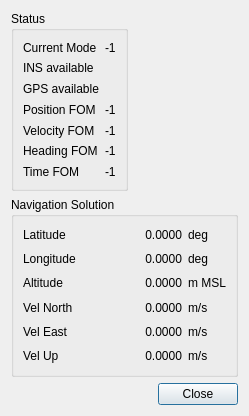
Qt form src/hcrgui/HcrGuiCmigitsStatusDialog.ui (NCAR/HCR_instrument) before a commit.
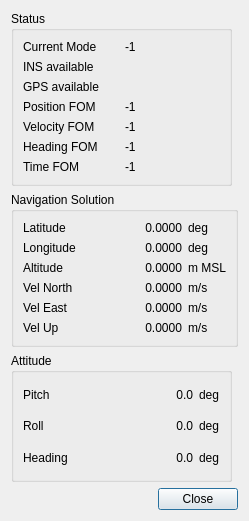
The same form after that commit. Icons and pictures are not drawn.

Commit message: Now display C-MIGITS attitude information in details dialog.

```diff
--- a/src/hcrgui/HcrGuiCmigitsStatusDialog.ui
+++ b/src/hcrgui/HcrGuiCmigitsStatusDialog.ui
@@ -7,14 +7,14 @@
     <x>0</x>
     <y>0</y>
     <width>245</width>
-    <height>416</height>
+    <height>521</height>
    </rect>
   </property>
   <property name="windowTitle">
    <string>C-MIGITS Status</string>
   </property>
   <layout class="QGridLayout" name="gridLayout">
-   <item row="2" column="0" colspan="2">
+   <item row="3" column="0" colspan="2">
     <widget class="QDialogButtonBox" name="buttonBox">
      <property name="orientation">
       <enum>Qt::Horizontal</enum>
@@ -24,121 +24,14 @@
      </property>
     </widget>
    </item>
-   <item row="0" column="0">
-    <widget class="QGroupBox" name="statusBox">
-     <property name="title">
-      <string>Status</string>
-     </property>
-     <layout class="QGridLayout" name="gridLayout_2">
-      <item row="3" column="1">
-       <widget class="QLabel" name="positionFOMLabel">
-        <property name="text">
-         <string>Position FOM</string>
-        </property>
-       </widget>
-      </item>
-      <item row="2" column="1">
-       <widget class="QLabel" name="gpsLabel">
-        <property name="text">
-         <string>GPS available</string>
-        </property>
-       </widget>
-      </item>
-      <item row="4" column="1">
-       <widget class="QLabel" name="velocityFOMLabel">
-        <property name="text">
-         <string>Velocity FOM</string>
-        </property>
-       </widget>
-      </item>
-      <item row="5" column="1">
-       <widget class="QLabel" name="headingFOMLabel">
-        <property name="text">
-         <string>Heading FOM</string>
-        </property>
-       </widget>
-      </item>
-      <item row="6" column="1">
-       <widget class="QLabel" name="timeFOMLabel">
-        <property name="text">
-         <string>Time FOM</string>
-        </property>
-       </widget>
-      </item>
-      <item row="0" column="1">
-       <widget class="QLabel" name="currentModeLabel">
-        <property name="text">
-         <string>Current Mode</string>
-        </property>
-       </widget>
-      </item>
-      <item row="1" column="1">
-       <widget class="QLabel" name="insLabel">
-        <property name="text">
-         <string>INS available</string>
-        </property>
-       </widget>
-      </item>
-      <item row="0" column="2">
-       <widget class="QLabel" name="currentModeValue">
-        <property name="text">
-         <string>-1</string>
-        </property>
-       </widget>
-      </item>
-      <item row="1" column="2">
-       <widget class="QLabel" name="insValue">
-        <property name="text">
-         <string/>
-        </property>
-        <property name="pixmap">
-         <pixmap resource="HcrGuiMainWindow.qrc">:/greenLED_off.png</pixmap>
-        </property>
-       </widget>
-      </item>
-      <item row="2" column="2">
-       <widget class="QLabel" name="gpsValue">
-        <property name="text">
-         <string/>
-        </property>
-        <property name="pixmap">
-         <pixmap resource="HcrGuiMainWindow.qrc">:/greenLED_off.png</pixmap>
-        </property>
-       </widget>
-      </item>
-      <item row="3" column="2">
-       <widget class="QLabel" name="positionFOMValue">
-        <property name="text">
-         <string>-1</string>
-        </property>
-       </widget>
-      </item>
-      <item row="4" column="2">
-       <widget class="QLabel" name="velocityFOMValue">
-        <property name="text">
-         <string>-1</string>
-        </property>
-       </widget>
-      </item>
-      <item row="5" column="2">
-       <widget class="QLabel" name="headingFOMValue">
-        <property name="text">
-         <string>-1</string>
-        </property>
-       </widget>
-      </item>
-      <item row="6" column="2">
-       <widget class="QLabel" name="timeFOMValue">
-        <property name="text">
-         <string>-1</string>
-        </property>
-       </widget>
-      </item>
-     </layout>
-    </widget>
-   </item>
    <item row="1" column="0" colspan="2">
     <widget class="QGroupBox" name="navSolutionBox">
+     <property name="sizePolicy">
+      <sizepolicy hsizetype="MinimumExpanding" vsizetype="Preferred">
+       <horstretch>0</horstretch>
+       <verstretch>0</verstretch>
+      </sizepolicy>
+     </property>
      <property name="title">
       <string>Navigation Solution</string>
      </property>
@@ -187,6 +80,12 @@
       </item>
       <item row="0" column="1">
        <widget class="QLabel" name="latitudeValue">
+        <property name="sizePolicy">
+         <sizepolicy hsizetype="Expanding" vsizetype="Preferred">
+          <horstretch>0</horstretch>
+          <verstretch>0</verstretch>
+         </sizepolicy>
+        </property>
         <property name="minimumSize">
          <size>
           <width>100</width>
@@ -216,6 +115,12 @@
       </item>
       <item row="1" column="1">
        <widget class="QLabel" name="longitudeValue">
+        <property name="sizePolicy">
+         <sizepolicy hsizetype="Expanding" vsizetype="Preferred">
+          <horstretch>0</horstretch>
+          <verstretch>0</verstretch>
+         </sizepolicy>
+        </property>
         <property name="text">
          <string>0.0000</string>
         </property>
@@ -226,6 +131,12 @@
       </item>
       <item row="2" column="1">
        <widget class="QLabel" name="altitudeValue">
+        <property name="sizePolicy">
+         <sizepolicy hsizetype="Expanding" vsizetype="Preferred">
+          <horstretch>0</horstretch>
+          <verstretch>0</verstretch>
+         </sizepolicy>
+        </property>
         <property name="text">
          <string>0.0000</string>
         </property>
@@ -236,6 +147,12 @@
       </item>
       <item row="3" column="1">
        <widget class="QLabel" name="velNorthValue">
+        <property name="sizePolicy">
+         <sizepolicy hsizetype="Expanding" vsizetype="Preferred">
+          <horstretch>0</horstretch>
+          <verstretch>0</verstretch>
+         </sizepolicy>
+        </property>
         <property name="text">
          <string>0.0000</string>
         </property>
@@ -246,6 +163,12 @@
       </item>
       <item row="4" column="1">
        <widget class="QLabel" name="velEastValue">
+        <property name="sizePolicy">
+         <sizepolicy hsizetype="Expanding" vsizetype="Preferred">
+          <horstretch>0</horstretch>
+          <verstretch>0</verstretch>
+         </sizepolicy>
+        </property>
         <property name="text">
          <string>0.0000</string>
         </property>
@@ -256,6 +179,12 @@
       </item>
       <item row="5" column="1">
        <widget class="QLabel" name="velUpValue">
+        <property name="sizePolicy">
+         <sizepolicy hsizetype="Expanding" vsizetype="Preferred">
+          <horstretch>0</horstretch>
+          <verstretch>0</verstretch>
+         </sizepolicy>
+        </property>
         <property name="text">
          <string>0.0000</string>
         </property>
@@ -308,6 +237,311 @@
      </layout>
     </widget>
    </item>
+   <item row="0" column="0">
+    <widget class="QGroupBox" name="statusBox">
+     <property name="sizePolicy">
+      <sizepolicy hsizetype="MinimumExpanding" vsizetype="Preferred">
+       <horstretch>0</horstretch>
+       <verstretch>0</verstretch>
+      </sizepolicy>
+     </property>
+     <property name="title">
+      <string>Status</string>
+     </property>
+     <layout class="QGridLayout" name="gridLayout_2">
+      <item row="3" column="1">
+       <widget class="QLabel" name="positionFOMValue">
+        <property name="sizePolicy">
+         <sizepolicy hsizetype="Preferred" vsizetype="Preferred">
+          <horstretch>0</horstretch>
+          <verstretch>0</verstretch>
+         </sizepolicy>
+        </property>
+        <property name="text">
+         <string>-1</string>
+        </property>
+        <property name="alignment">
+         <set>Qt::AlignLeading|Qt::AlignLeft|Qt::AlignVCenter</set>
+        </property>
+       </widget>
+      </item>
+      <item row="4" column="1">
+       <widget class="QLabel" name="velocityFOMValue">
+        <property name="sizePolicy">
+         <sizepolicy hsizetype="Preferred" vsizetype="Preferred">
+          <horstretch>0</horstretch>
+          <verstretch>0</verstretch>
+         </sizepolicy>
+        </property>
+        <property name="text">
+         <string>-1</string>
+        </property>
+        <property name="alignment">
+         <set>Qt::AlignLeading|Qt::AlignLeft|Qt::AlignVCenter</set>
+        </property>
+       </widget>
+      </item>
+      <item row="5" column="1">
+       <widget class="QLabel" name="headingFOMValue">
+        <property name="sizePolicy">
+         <sizepolicy hsizetype="Preferred" vsizetype="Preferred">
+          <horstretch>0</horstretch>
+          <verstretch>0</verstretch>
+         </sizepolicy>
+        </property>
+        <property name="text">
+         <string>-1</string>
+        </property>
+        <property name="alignment">
+         <set>Qt::AlignLeading|Qt::AlignLeft|Qt::AlignVCenter</set>
+        </property>
+       </widget>
+      </item>
+      <item row="3" column="0">
+       <widget class="QLabel" name="positionFOMLabel">
+        <property name="text">
+         <string>Position FOM</string>
+        </property>
+       </widget>
+      </item>
+      <item row="2" column="0">
+       <widget class="QLabel" name="gpsLabel">
+        <property name="text">
+         <string>GPS available</string>
+        </property>
+       </widget>
+      </item>
+      <item row="4" column="0">
+       <widget class="QLabel" name="velocityFOMLabel">
+        <property name="text">
+         <string>Velocity FOM</string>
+        </property>
+       </widget>
+      </item>
+      <item row="5" column="0">
+       <widget class="QLabel" name="headingFOMLabel">
+        <property name="text">
+         <string>Heading FOM</string>
+        </property>
+       </widget>
+      </item>
+      <item row="0" column="1">
+       <widget class="QLabel" name="currentModeValue">
+        <property name="sizePolicy">
+         <sizepolicy hsizetype="Preferred" vsizetype="Preferred">
+          <horstretch>0</horstretch>
+          <verstretch>0</verstretch>
+         </sizepolicy>
+        </property>
+        <property name="text">
+         <string>-1</string>
+        </property>
+        <property name="alignment">
+         <set>Qt::AlignLeading|Qt::AlignLeft|Qt::AlignVCenter</set>
+        </property>
+       </widget>
+      </item>
+      <item row="1" column="1">
+       <widget class="QLabel" name="insValue">
+        <property name="sizePolicy">
+         <sizepolicy hsizetype="Preferred" vsizetype="Preferred">
+          <horstretch>0</horstretch>
+          <verstretch>0</verstretch>
+         </sizepolicy>
+        </property>
+        <property name="text">
+         <string/>
+        </property>
+        <property name="pixmap">
+         <pixmap resource="HcrGuiMainWindow.qrc">:/greenLED_off.png</pixmap>
+        </property>
+        <property name="alignment">
+         <set>Qt::AlignLeading|Qt::AlignLeft|Qt::AlignVCenter</set>
+        </property>
+       </widget>
+      </item>
+      <item row="2" column="1">
+       <widget class="QLabel" name="gpsValue">
+        <property name="sizePolicy">
+         <sizepolicy hsizetype="Preferred" vsizetype="Preferred">
+          <horstretch>0</horstretch>
+          <verstretch>0</verstretch>
+         </sizepolicy>
+        </property>
+        <property name="text">
+         <string/>
+        </property>
+        <property name="pixmap">
+         <pixmap resource="HcrGuiMainWindow.qrc">:/greenLED_off.png</pixmap>
+        </property>
+        <property name="alignment">
+         <set>Qt::AlignLeading|Qt::AlignLeft|Qt::AlignVCenter</set>
+        </property>
+       </widget>
+      </item>
+      <item row="6" column="0">
+       <widget class="QLabel" name="timeFOMLabel">
+        <property name="text">
+         <string>Time FOM</string>
+        </property>
+       </widget>
+      </item>
+      <item row="0" column="0">
+       <widget class="QLabel" name="currentModeLabel">
+        <property name="text">
+         <string>Current Mode</string>
+        </property>
+       </widget>
+      </item>
+      <item row="1" column="0">
+       <widget class="QLabel" name="insLabel">
+        <property name="text">
+         <string>INS available</string>
+        </property>
+       </widget>
+      </item>
+      <item row="6" column="1">
+       <widget class="QLabel" name="timeFOMValue">
+        <property name="sizePolicy">
+         <sizepolicy hsizetype="Preferred" vsizetype="Preferred">
+          <horstretch>0</horstretch>
+          <verstretch>0</verstretch>
+         </sizepolicy>
+        </property>
+        <property name="text">
+         <string>-1</string>
+        </property>
+        <property name="alignment">
+         <set>Qt::AlignLeading|Qt::AlignLeft|Qt::AlignVCenter</set>
+        </property>
+       </widget>
+      </item>
+     </layout>
+    </widget>
+   </item>
+   <item row="2" column="0">
+    <widget class="QGroupBox" name="attitudeBox">
+     <property name="sizePolicy">
+      <sizepolicy hsizetype="Preferred" vsizetype="Preferred">
+       <horstretch>0</horstretch>
+       <verstretch>0</verstretch>
+      </sizepolicy>
+     </property>
+     <property name="title">
+      <string>Attitude</string>
+     </property>
+     <layout class="QGridLayout" name="gridLayout_4">
+      <item row="0" column="1">
+       <widget class="QLabel" name="pitchValue">
+        <property name="sizePolicy">
+         <sizepolicy hsizetype="Expanding" vsizetype="Preferred">
+          <horstretch>0</horstretch>
+          <verstretch>0</verstretch>
+         </sizepolicy>
+        </property>
+        <property name="text">
+         <string>0.0</string>
+        </property>
+        <property name="alignment">
+         <set>Qt::AlignRight|Qt::AlignTrailing|Qt::AlignVCenter</set>
+        </property>
+       </widget>
+      </item>
+      <item row="1" column="0">
+       <widget class="QLabel" name="rollLabel">
+        <property name="text">
+         <string>Roll</string>
+        </property>
+       </widget>
+      </item>
+      <item row="1" column="1">
+       <widget class="QLabel" name="rollValue">
+        <property name="sizePolicy">
+         <sizepolicy hsizetype="Expanding" vsizetype="Preferred">
+          <horstretch>0</horstretch>
+          <verstretch>0</verstretch>
+         </sizepolicy>
+        </property>
+        <property name="text">
+         <string>0.0</string>
+        </property>
+        <property name="alignment">
+         <set>Qt::AlignRight|Qt::AlignTrailing|Qt::AlignVCenter</set>
+        </property>
+       </widget>
+      </item>
+      <item row="2" column="0">
+       <widget class="QLabel" name="headingLabel">
+        <property name="text">
+         <string>Heading</string>
+        </property>
+       </widget>
+      </item>
+      <item row="2" column="2">
+       <widget class="QLabel" name="headingUnits">
+        <property name="sizePolicy">
+         <sizepolicy hsizetype="Minimum" vsizetype="Preferred">
+          <horstretch>0</horstretch>
+          <verstretch>0</verstretch>
+         </sizepolicy>
+        </property>
+        <property name="text">
+         <string>deg</string>
+        </property>
+       </widget>
+      </item>
+      <item row="1" column="2">
+       <widget class="QLabel" name="rollUnits">
+        <property name="sizePolicy">
+         <sizepolicy hsizetype="Minimum" vsizetype="Preferred">
+          <horstretch>0</horstretch>
+          <verstretch>0</verstretch>
+         </sizepolicy>
+        </property>
+        <property name="text">
+         <string>deg</string>
+        </property>
+       </widget>
+      </item>
+      <item row="2" column="1">
+       <widget class="QLabel" name="headingValue">
+        <property name="sizePolicy">
+         <sizepolicy hsizetype="Expanding" vsizetype="Preferred">
+          <horstretch>0</horstretch>
+          <verstretch>0</verstretch>
+         </sizepolicy>
+        </property>
+        <property name="text">
+         <string>0.0</string>
+        </property>
+        <property name="alignment">
+         <set>Qt::AlignRight|Qt::AlignTrailing|Qt::AlignVCenter</set>
+        </property>
+       </widget>
+      </item>
+      <item row="0" column="2">
+       <widget class="QLabel" name="pitchUnits">
+        <property name="sizePolicy">
+         <sizepolicy hsizetype="Minimum" vsizetype="Preferred">
+          <horstretch>0</horstretch>
+          <verstretch>0</verstretch>
+         </sizepolicy>
+        </property>
+        <property name="text">
+         <string>deg</string>
+        </property>
+       </widget>
+      </item>
+      <item row="0" column="0">
+       <widget class="QLabel" name="pitchLabel">
+        <property name="text">
+         <string>Pitch</string>
+        </property>
+       </widget>
+      </item>
+     </layout>
+    </widget>
+   </item>
   </layout>
  </widget>
  <resources>
```
Left out of the diff: 4 changed lines with no effect on the pictures. The commit also changes 1 other file.
